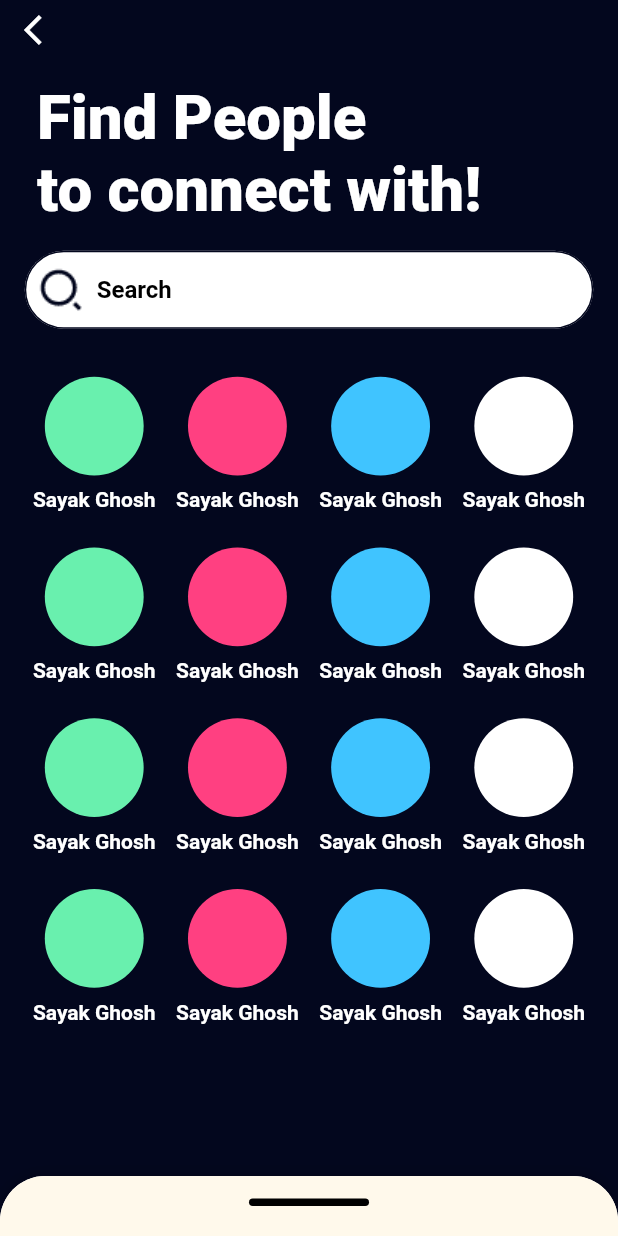
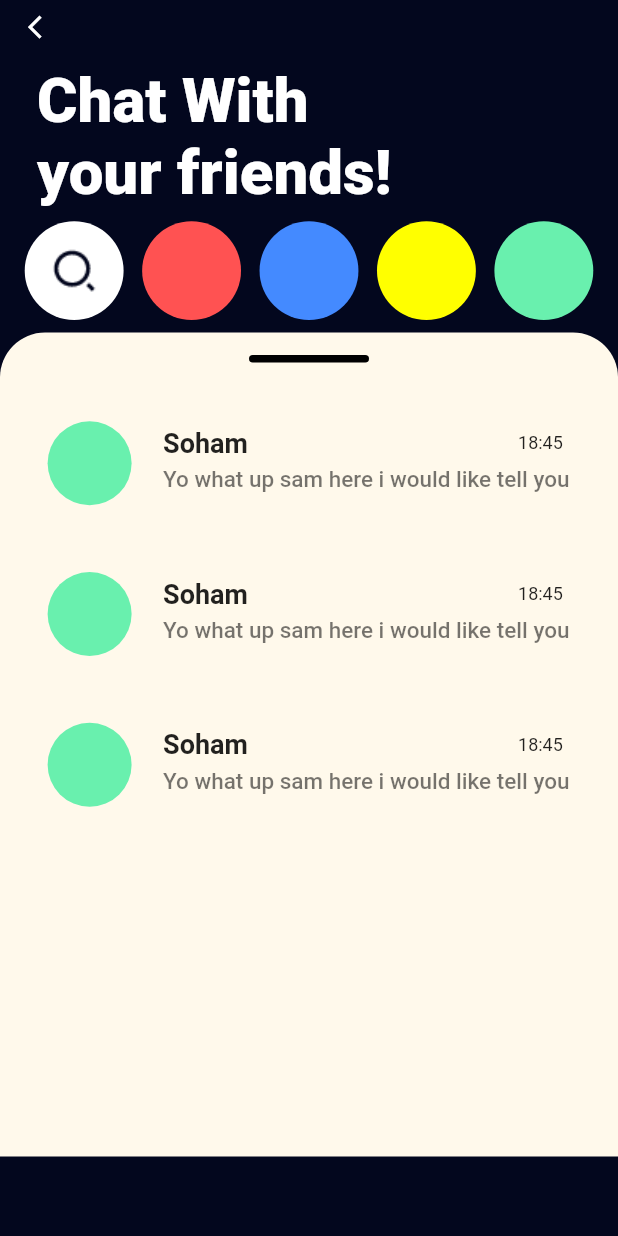
Before and after one commit to samwilson0745/prisavelo_ui, a Flutter app: the ChatList screen opened directly, on a phone screen of 412 x 824 dp. Run offline on Flutter 3.47's test engine with Material 2 defaults, Android fonts, the phone set to English and light mode, and no system bars; drawn by our look-alikes of sliding_up_panel; our stand-ins replace readmore; network calls fail.

Commit message:
Initial commit

```diff
--- a/lib/MainPages/ChatList.dart
+++ b/lib/MainPages/ChatList.dart
@@ -9,47 +9,48 @@ class ChatList extends StatefulWidget {
 }
 
 class _ChatListState extends State<ChatList> {
+
   PanelController panelController=new PanelController();
-
- void _toggleOpen()=>panelController.isPanelOpen?panelController.close():panelController.open();
-
- List<Color> color=[
-    Colors.greenAccent,
-    Colors.pinkAccent,
-    Colors.lightBlueAccent,
-    Colors.white
-  ];
 
   @override
   Widget build(BuildContext context) {
     Size size=MediaQuery.of(context).size;
-
     return Scaffold(
       resizeToAvoidBottomInset: false,
       appBar: AppBar(
         leading: IconButton(
           onPressed: (){},
-          icon: Icon(Icons.arrow_back_ios,color: Colors.white,),
+          icon: Icon(Icons.arrow_back_ios,color: Colors.white,size: size.width*0.045,),
+        ),
+        toolbarHeight: 35,
+        backgroundColor: Color(0xff03071e),
+        elevation: 0.0,
       ),
       backgroundColor: Color(0xff03071e),
-        toolbarHeight: 30,
-        elevation: 0.0,
-      ),
       body: Container(
         width: size.width,
-        height: size.height,
-        color: Color(0xff03071e),
-        child: SlidingUpPanel(
-          controller: panelController,
-          minHeight: 40,
-          maxHeight: size.height>700?size.height/1.45:size.height/1.55,
-          borderRadius: BorderRadius.only(
-              topLeft: Radius.circular(30),
-              topRight: Radius.circular(30)
+        child: Column(
+          children: [
+            Container(
+              child: Column(
+                crossAxisAlignment: CrossAxisAlignment.start,
+                children: [
+                  Padding(
+                    padding: EdgeInsets.symmetric(horizontal: size.width*0.06,vertical: size.height*0.01),
+                    child: Text("Chat With\nyour friends!",style: TextStyle(color: Colors.white,fontSize: size.height*0.05,fontWeight: FontWeight.w800),),
                   ),
-          panel: Container(
+                  Container(
+                    padding: EdgeInsets.symmetric(horizontal: size.width*0.01),
                     width: size.width,
-            height: size.height,
+                    child:_createList(size),
+                  )
+                ],
+              ),
+            ),
+            Container(
+              margin: EdgeInsets.only(top: size.height*0.01),
+            width: size.width,
+            height: size.height/1.5,
             decoration: BoxDecoration(
                 color: Color(0xfffff9eb),
                 borderRadius: BorderRadius.vertical(top:Radius.circular(30))
@@ -67,10 +68,10 @@ class _ChatListState extends State<ChatList> {
                   ),
                 ),
                 Expanded(
-                  flex: 5,
+                  flex: 4,
                   child: ListView.builder(
                     shrinkWrap: true,
-                    itemCount: 5,
+                    itemCount: 3,
                     itemBuilder: (context,index){
                       return _ListItem("image", "Soham", "Yo what up sam here i would like tell you", "18:45", size,);
                     },
@@ -79,82 +80,43 @@ class _ChatListState extends State<ChatList> {
               ],
             )
         ),
-          body: Container(
-            margin: EdgeInsets.symmetric(vertical: size.height*0.02),
+
+        ],
+      ),
+    ));
+  }
+  Widget _createList(Size size){
+    return Row(
+      mainAxisAlignment: MainAxisAlignment.spaceEvenly,
+      children: [
+        Container(
           child: Column(
-              crossAxisAlignment: CrossAxisAlignment.start,
           children: [
-                Padding(
-                  padding: EdgeInsets.symmetric(horizontal: size.width*0.06,vertical: size.height*0.01),
-                  child: Text("Find People\nto connect with!",style: TextStyle(color: Colors.white,fontSize: size.height*0.05,fontWeight: FontWeight.w800),),
+            CircleAvatar(
+              radius: size.height*0.04,
+              backgroundColor:Colors.white,
+      child: Image.asset('assets/search-2-line.png'),
+      // backgroundImage: NetworkImage(image),
           ),
-                Padding(
-                  padding: EdgeInsets.symmetric(horizontal: size.width*0.04,vertical:size.height*0.01),
-                  child: TextField(
-                    onTap: _toggleOpen,
-                      decoration:InputDecoration(
-                        prefixIcon: Image.asset('assets/search-2-line.png'),
-                        fillColor: Colors.white,
-                        filled: true,
-                        hintText: "Search",
-                        hintStyle: TextStyle(color: Colors.black,fontWeight: FontWeight.bold),
-                        contentPadding: EdgeInsets.all(size.height*0.02),
-                        enabledBorder: OutlineInputBorder(
-                            borderSide: BorderSide(color: Color(0xff03071e),width:1),
-                            borderRadius: BorderRadius.all(Radius.circular(30))
-                        ),
-                        focusedBorder:  OutlineInputBorder(
-                            borderSide: BorderSide(color: Color(0xff03071e),width: 1),
-                            borderRadius: BorderRadius.all(Radius.circular(30))
-                        ),
+    ],
     )
     ),
-                ),
-                Container(
-                  padding: EdgeInsets.symmetric(horizontal: size.width*0.02),
-                  width: size.width,
-                  height: size.height/1.72,
-                  child: Row(
-                    mainAxisAlignment: MainAxisAlignment.spaceEvenly,
-                    children: [
-                      _createList(size,color[0]),
-                      _createList(size,color[1]),
-                      _createList(size,color[2]),
-                      _createList(size,color[3]),
-                    ],
-                  ),
-                )
-              ],
-            ),
-          ),
-        )
-      ),
-    );
-
-  }
-  Widget _createList(Size size,Color color){
-   return Column(
-     mainAxisAlignment: MainAxisAlignment.spaceEvenly,
-     children: [
-       _User("Sayak Ghosh", "image", size,color),
-       _User("Sayak Ghosh", "image", size,color),
-       _User("Sayak Ghosh", "image", size,color),
-       _User("Sayak Ghosh", "image", size,color),
+        _User("image", size,Colors.redAccent),
+        _User("image", size,Colors.blueAccent),
+        _User("image", size,Colors.yellowAccent),
+        _User("image", size,Colors.greenAccent),
       ],
     );
   }
-  Widget _User(String username,String image,Size size,Color color){
+  Widget _User(String image,Size size,Color color){
     return Container(
         child: Column(
-         mainAxisAlignment: MainAxisAlignment.spaceEvenly,
           children: [
             CircleAvatar(
               radius: size.height*0.04,
               backgroundColor:color,
               // backgroundImage: NetworkImage(image),
             ),
-           SizedBox(height: size.height*0.01,),
-           Text(username,style: TextStyle(color: Colors.white,fontWeight: FontWeight.bold),)
           ],
         )
     );
```
Lines whose indentation alone changed are shown as unchanged.
